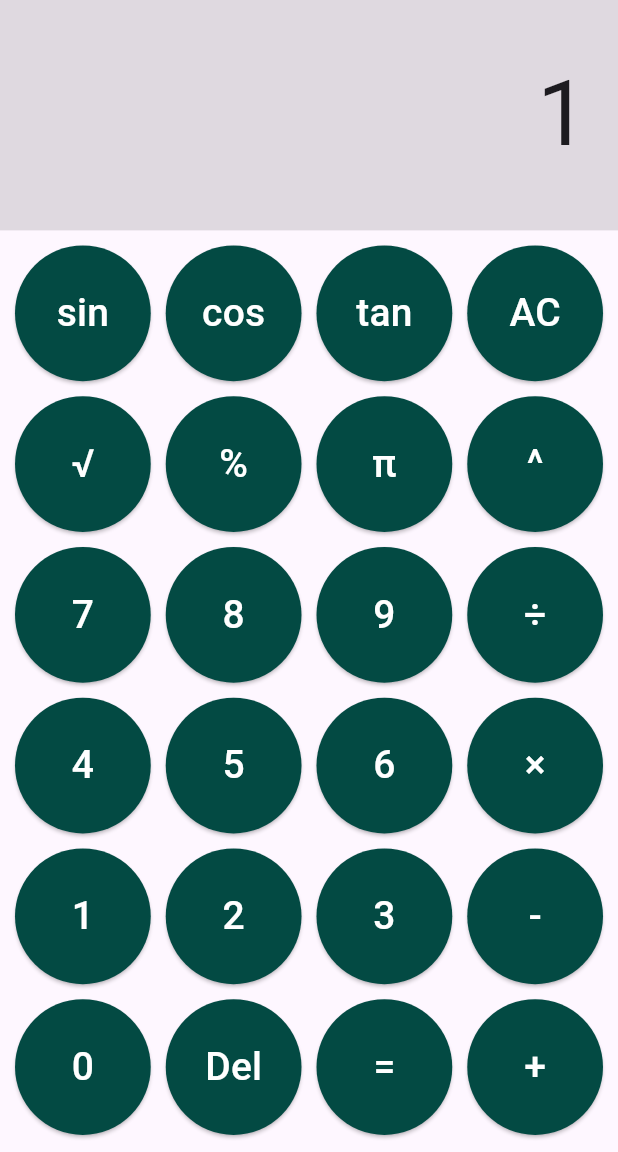
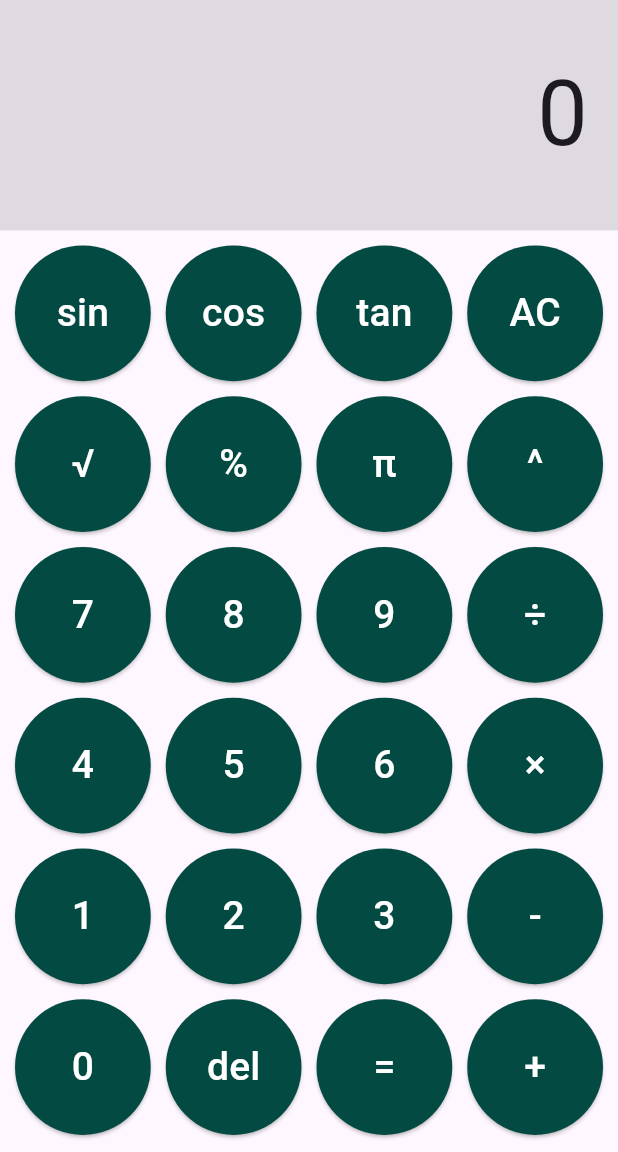
Before and after one commit to VenusWhisper/Calculator-App, a Flutter app: the screen it shows after launch, on a phone screen of 412 x 824 dp, the part 84-1236 px from its top. Run offline on Flutter 3.47's test engine with Material 3 defaults, Android fonts, the phone set to English and light mode, and no system bars; our stand-ins replace flutter_riverpod.

Commit message:
Created button logic

```diff
--- a/calculator_app_v1/lib/data/calculator_button.dart
+++ b/calculator_app_v1/lib/data/calculator_button.dart
@@ -11,7 +11,7 @@ class CalculatorButton extends StatelessWidget {
     '7', '8', '9', '÷',
     '4', '5', '6', '×',
     '1', '2', '3', '-',
-    '0', 'Del', '=', '+',
+    '0', 'del', '=', '+',
   ];
   // ------------------------------------------------------------------------------------------
 
--- /dev/null
+++ b/calculator_app_v1/lib/data/providers.dart
@@ -0,0 +1,4 @@
+import 'package:flutter_riverpod/flutter_riverpod.dart';
+
+final displayProvider = StateProvider<String>((ref) => '0');
+final historyProvider = StateProvider<List<int>>((ref) => []); // History list
--- a/calculator_app_v1/lib/main.dart
+++ b/calculator_app_v1/lib/main.dart
@@ -1,9 +1,10 @@
 import 'package:calculator_app_v1/services/device_orientation.dart';
 import 'package:calculator_app_v1/views/calculator_screen.dart';
 import 'package:flutter/material.dart';
+import 'package:flutter_riverpod/flutter_riverpod.dart';
 
 void main() {
-  initializeApp(() => runApp(const CalculatorApp()));
+  initializeApp(() => runApp(const ProviderScope(child: CalculatorApp())));
 }
 
 class CalculatorApp extends StatelessWidget {
--- a/calculator_app_v1/lib/views/calculator_screen.dart
+++ b/calculator_app_v1/lib/views/calculator_screen.dart
@@ -1,11 +1,17 @@
+import 'package:calculator_app_v1/data/button_logic.dart';
 import 'package:calculator_app_v1/data/calculator_button.dart';
+import 'package:calculator_app_v1/data/providers.dart';
 import 'package:flutter/material.dart';
+import 'package:flutter_riverpod/flutter_riverpod.dart';
 
-class CalculatorScreen extends StatelessWidget {
+class CalculatorScreen extends ConsumerWidget {
   const CalculatorScreen({super.key});
 
   @override
-  Widget build(BuildContext context) {
+  Widget build(BuildContext context, WidgetRef ref) {
+    var display = ref.watch(displayProvider);
+    //var history = ref.watch(historyProvider);
+
     return Scaffold(
       appBar: AppBar(
         title: const Text(
@@ -14,7 +20,7 @@ class CalculatorScreen extends StatelessWidget {
             fontWeight: FontWeight.bold,
             color: Color.fromARGB(255, 3, 74, 67),
           ),
-          ),
+        ),
         centerTitle: true,
       ),
       body: Column(
@@ -26,9 +32,9 @@ class CalculatorScreen extends StatelessWidget {
               padding: const EdgeInsets.all(20),
               alignment: Alignment.centerRight,
               color: Colors.black12,
-              child: const Text(
-                '1', // FIXME display text needs to be changed!
-                style: TextStyle(
+              child: Text(
+                display, // TODO insert your display logic here
+                style: const TextStyle(
                   fontSize: 60,
                 ),
               ),
@@ -48,7 +54,10 @@ class CalculatorScreen extends StatelessWidget {
               itemCount: CalculatorButton.buttons.length,
               itemBuilder: (context, index) {
                 return CalculatorButton(
-                    label: CalculatorButton.buttons[index], onPressed: () {});
+                    label: CalculatorButton.buttons[index],
+                    onPressed: () {
+                      handleButtonPress(index, ref);
+                    });
               },
             ),
           )
--- a/calculator_app_v1/pubspec.yaml
+++ b/calculator_app_v1/pubspec.yaml
@@ -9,6 +9,7 @@ environment:
 dependencies:
   flutter:
     sdk: flutter
+  flutter_riverpod: ^2.6.1
 
 dev_dependencies:
   flutter_test:
```
Also changed, not shown: calculator_app_v1/lib/data/button_logic.dart (added, +22 -0 lines), calculator_app_v1/pubspec.lock.
